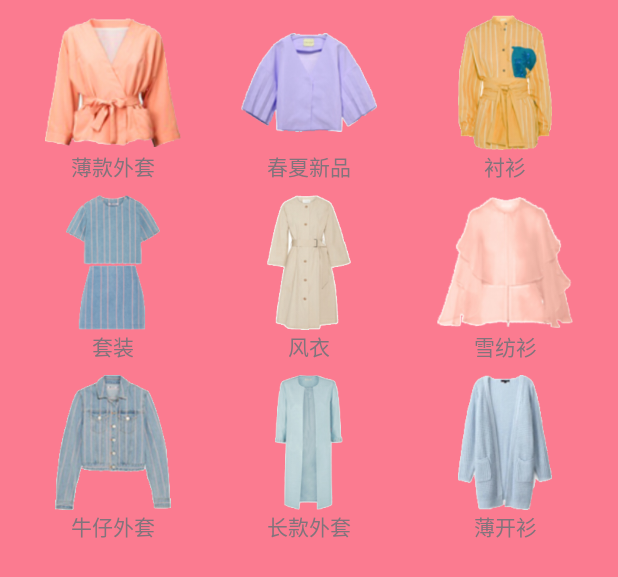
After one commit to rivalnhwc/Mrzz, an Android app: the layout view_category_sub_cloth_frg.xml on its own in the app's theme, with its tools: preview values and no code run, on a phone screen of 412 x 824 dp. The commit adds this screen. Shown: the top 577 px of the screen. Run offline under Robolectric (Android 15) with nearby library versions, the phone set to English and light mode, and no system bars.

Commit message:
20150420_2

```diff
--- a/app/src/main/AndroidManifest.xml
+++ b/app/src/main/AndroidManifest.xml
@@ -42,7 +42,10 @@
             android:name=".atys.TestActivity"
             android:label="@string/title_activity_test"
             android:theme="@style/Theme.AppCompat.Light.NoActionBar">
-
+        </activity>
+        <activity
+            android:name=".atys.pubTopicActivity"
+            android:label="@string/app_name" >
         </activity>
     </application>
 
--- a/app/src/main/java/com/freud/mrzz/frags/indexFrag_mainAty.java
+++ b/app/src/main/java/com/freud/mrzz/frags/indexFrag_mainAty.java
@@ -12,6 +12,7 @@ import android.widget.LinearLayout;
 import com.freud.mrzz.R;
 import com.freud.mrzz.adapter.IndexListAdapter;
 import com.freud.mrzz.atys.LoginActivity;
+import com.freud.mrzz.atys.TestActivity;
 import com.freud.mrzz.views.AdsView;
 import com.freud.mrzz.views.IndexBtnsView;
 import com.freud.mrzz.views.PullToRefreshListView;
@@ -49,7 +50,8 @@ public class indexFrag_mainAty extends Fragment{
         iv_shoppingcar.setOnClickListener(new View.OnClickListener() {
             @Override
             public void onClick(View v) {
-                ads.setVisibility(View.GONE);
+                Intent intent = new Intent(getActivity(), TestActivity.class);
+                startActivity(intent);
             }
         });
 
--- a/app/src/main/res/layout/activity_pubtopic.xml
+++ b/app/src/main/res/layout/activity_pubtopic.xml
@@ -15,7 +15,7 @@
             android:layout_height="40dp"
             android:layout_alignParentLeft="true"
             android:layout_margin="10dp"
-            android:src="@drawable/back_big_loginaty" />
+            android:src="@drawable/btn_back" />
 
         <TextView
             android:layout_width="wrap_content"
--- /dev/null
+++ b/app/src/main/res/layout/view_category_sub_cloth_frg.xml
@@ -0,0 +1,243 @@
+<?xml version="1.0" encoding="utf-8"?>
+<LinearLayout xmlns:android="http://schemas.android.com/apk/res/android"
+    android:layout_width="fill_parent"
+    android:layout_height="wrap_content"
+    android:orientation="vertical">
+
+    <LinearLayout
+        android:id="@+id/ll_btns_container_1"
+        android:layout_width="fill_parent"
+        android:layout_height="wrap_content"
+        android:orientation="horizontal"
+        android:paddingTop="10dp"
+        android:paddingBottom="10dp"
+        android:paddingLeft="10dp"
+        android:paddingRight="10dp">
+
+        <LinearLayout
+            android:layout_width="0dp"
+            android:layout_weight="1"
+            android:layout_height="match_parent"
+            android:gravity="bottom"
+            android:orientation="vertical">
+
+            <ImageView
+                android:layout_width="match_parent"
+                android:layout_height="90dp"
+                android:adjustViewBounds="true"
+                android:src="@drawable/pic_category_cloth_1"
+                android:paddingLeft="20dp"
+                android:paddingRight="20dp"/>
+            <TextView
+                android:layout_width="match_parent"
+                android:layout_height="20dp"
+                android:text="薄款外套"
+                android:textColor="@color/text_color"
+                android:gravity="center"/>
+        </LinearLayout>
+
+        <LinearLayout
+            android:layout_width="0dp"
+            android:layout_weight="1"
+            android:gravity="bottom"
+            android:layout_height="match_parent"
+            android:orientation="vertical">
+
+            <ImageView
+                android:layout_width="match_parent"
+                android:layout_height="90dp"
+                android:adjustViewBounds="true"
+                android:src="@drawable/pic_category_cloth_2"
+                android:paddingLeft="20dp"
+                android:paddingRight="20dp"/>
+            <TextView
+                android:layout_width="match_parent"
+                android:layout_height="20dp"
+                android:text="春夏新品"
+                android:textColor="@color/text_color"
+                android:gravity="center"/>
+        </LinearLayout>
+
+        <LinearLayout
+            android:layout_width="0dp"
+            android:layout_weight="1"
+            android:gravity="bottom"
+            android:layout_height="match_parent"
+            android:orientation="vertical">
+
+            <ImageView
+                android:layout_width="match_parent"
+                android:layout_height="90dp"
+                android:adjustViewBounds="true"
+                android:src="@drawable/pic_category_cloth_3"
+                android:paddingLeft="20dp"
+                android:paddingRight="20dp"/>
+            <TextView
+                android:layout_width="match_parent"
+                android:layout_height="20dp"
+                android:text="衬衫"
+                android:textColor="@color/text_color"
+                android:gravity="center"/>
+        </LinearLayout>
+
+
+
+    </LinearLayout>
+    <LinearLayout
+        android:id="@+id/ll_btns_container_2"
+        android:layout_width="fill_parent"
+        android:layout_height="wrap_content"
+        android:orientation="horizontal"
+        android:paddingBottom="10dp"
+        android:paddingLeft="10dp"
+        android:paddingRight="10dp">
+
+        <LinearLayout
+            android:layout_width="0dp"
+            android:layout_weight="1"
+            android:layout_height="match_parent"
+            android:gravity="bottom"
+            android:orientation="vertical">
+
+            <ImageView
+                android:layout_width="match_parent"
+                android:layout_height="90dp"
+                android:adjustViewBounds="true"
+                android:src="@drawable/pic_category_cloth_4"
+                android:paddingLeft="20dp"
+                android:paddingRight="20dp"/>
+            <TextView
+                android:layout_width="match_parent"
+                android:layout_height="20dp"
+                android:text="套装"
+                android:textColor="@color/text_color"
+                android:gravity="center"/>
+        </LinearLayout>
+
+        <LinearLayout
+            android:layout_width="0dp"
+            android:layout_weight="1"
+            android:gravity="bottom"
+            android:layout_height="match_parent"
+            android:orientation="vertical">
+
+            <ImageView
+                android:layout_width="match_parent"
+                android:layout_height="90dp"
+                android:adjustViewBounds="true"
+                android:src="@drawable/pic_category_cloth_5"
+                android:paddingLeft="20dp"
+                android:paddingRight="20dp"/>
+            <TextView
+                android:layout_width="match_parent"
+                android:layout_height="20dp"
+                android:text="风衣"
+                android:textColor="@color/text_color"
+                android:gravity="center"/>
+        </LinearLayout>
+
+        <LinearLayout
+            android:layout_width="0dp"
+            android:layout_weight="1"
+            android:gravity="bottom"
+            android:layout_height="match_parent"
+            android:orientation="vertical">
+
+            <ImageView
+                android:layout_width="match_parent"
+                android:layout_height="90dp"
+                android:adjustViewBounds="true"
+                android:src="@drawable/pic_category_cloth_6"
+                android:paddingLeft="20dp"
+                android:paddingRight="20dp"/>
+            <TextView
+                android:layout_width="match_parent"
+                android:layout_height="20dp"
+                android:text="雪纺衫"
+                android:textColor="@color/text_color"
+                android:gravity="center"/>
+        </LinearLayout>
+
+
+
+    </LinearLayout>
+    <LinearLayout
+        android:id="@+id/ll_btns_container_3"
+        android:layout_width="fill_parent"
+        android:layout_height="wrap_content"
+        android:orientation="horizontal"
+        android:paddingBottom="10dp"
+        android:paddingLeft="10dp"
+        android:paddingRight="10dp">
+
+        <LinearLayout
+            android:layout_width="0dp"
+            android:layout_weight="1"
+            android:layout_height="match_parent"
+            android:gravity="bottom"
+            android:orientation="vertical">
+
+            <ImageView
+                android:layout_width="match_parent"
+                android:layout_height="90dp"
+                android:adjustViewBounds="true"
+                android:src="@drawable/pic_category_cloth_7"
+                android:paddingLeft="20dp"
+                android:paddingRight="20dp"/>
+            <TextView
+                android:layout_width="match_parent"
+                android:layout_height="20dp"
+                android:text="牛仔外套"
+                android:textColor="@color/text_color"
+                android:gravity="center"/>
+        </LinearLayout>
+
+        <LinearLayout
+            android:layout_width="0dp"
+            android:layout_weight="1"
+            android:gravity="bottom"
+            android:layout_height="match_parent"
+            android:orientation="vertical">
+
+            <ImageView
+                android:layout_width="match_parent"
+                android:layout_height="90dp"
+                android:adjustViewBounds="true"
+                android:src="@drawable/pic_category_cloth_8"
+                android:paddingLeft="20dp"
+                android:paddingRight="20dp"/>
+            <TextView
+                android:layout_width="match_parent"
+                android:layout_height="20dp"
+                android:text="长款外套"
+                android:textColor="@color/text_color"
+                android:gravity="center"/>
+        </LinearLayout>
+
+        <LinearLayout
+            android:layout_width="0dp"
+            android:layout_weight="1"
+            android:gravity="bottom"
+            android:layout_height="match_parent"
+            android:orientation="vertical">
+
+            <ImageView
+                android:layout_width="match_parent"
+                android:layout_height="90dp"
+                android:adjustViewBounds="true"
+                android:src="@drawable/pic_category_cloth_9"
+                android:paddingLeft="20dp"
+                android:paddingRight="20dp"/>
+            <TextView
+                android:layout_width="match_parent"
+                android:layout_height="20dp"
+                android:text="薄开衫"
+                android:textColor="@color/text_color"
+                android:gravity="center"/>
+        </LinearLayout>
+
+
+
+    </LinearLayout>
+
+</LinearLayout>
```
Also changed, not shown: app/src/main/java/com/freud/mrzz/frags/subClothFrag_mainAty.java (+2 -6 lines), app/src/main/java/com/freud/mrzz/net/NetCore.java (+71 -30 lines), app/src/main/java/com/freud/mrzz/views/clothCategoriesView.java (added, +39 -0 lines), app/src/main/res/layout/category_view_sub_cloth_frg.xml (deleted, +0 -33 lines), app/src/main/res/layout/view_cloth_categories.xml (deleted, +0 -12 lines), app/src/main/res/drawable/pic_category_cloth_1.png (added), app/src/main/res/drawable/pic_category_cloth_2.png (added), app/src/main/res/drawable/pic_category_cloth_3.png (added), app/src/main/res/drawable/pic_category_cloth_4.png (added), app/src/main/res/drawable/pic_category_cloth_5.png (added), app/src/main/res/drawable/pic_category_cloth_6.png (added), app/src/main/res/drawable/pic_category_cloth_7.png (added), app/src/main/res/drawable/pic_category_cloth_8.png (added), app/src/main/res/drawable/pic_category_cloth_9.png (added).
